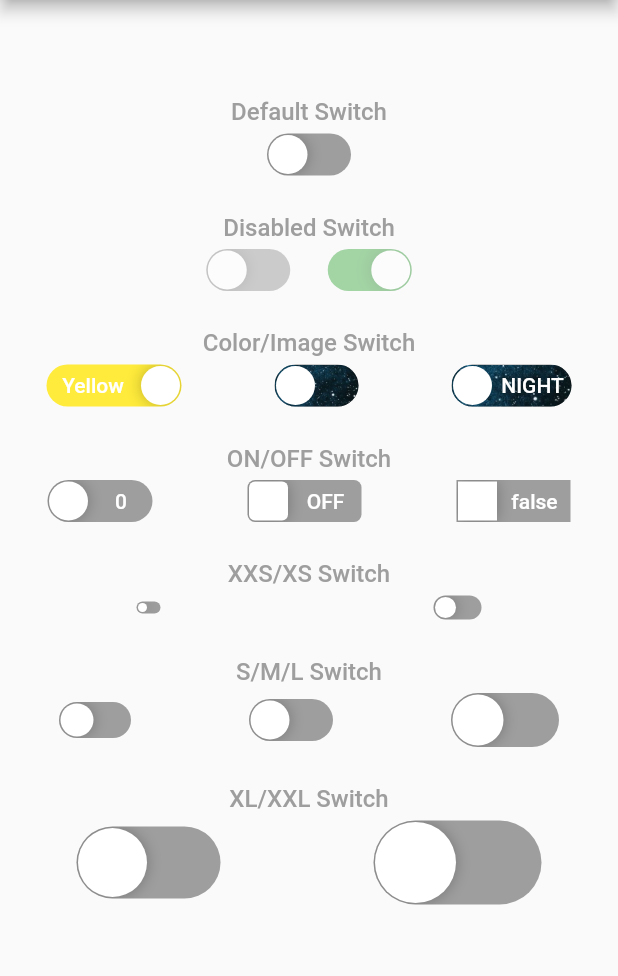
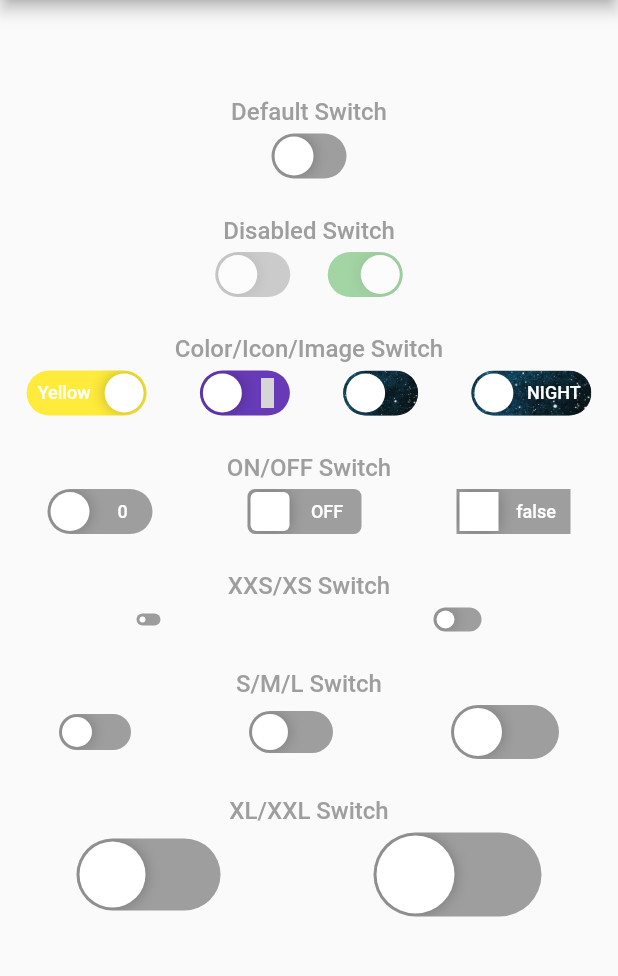
Before and after one commit to alex-melnyk/flutter_advanced_switch, a Flutter app: the screen it shows after launch, after a tap on "Yellow", on a phone screen of 412 x 824 dp, the part 84-1060 px from its top. Run offline on Flutter 3.47's test engine with Material 2 defaults, Android fonts, the phone set to English and light mode, and no system bars; our stand-ins replace flutter_icons; grey boxes are pictures that could not be loaded.

Commit message:
Adding icon implemented.

```diff
--- a/example/lib/main.dart
+++ b/example/lib/main.dart
@@ -1,5 +1,6 @@
 import 'package:flutter/material.dart';
 import 'package:flutter_advanced_switch/flutter_advanced_switch.dart';
+import 'package:flutter_icons/flutter_icons.dart';
 
 void main() {
   runApp(MyApp());
@@ -25,6 +26,7 @@ class _MyAppState extends State<MyApp> {
   bool _value12 = false;
   bool _value13 = false;
   bool _value14 = false;
+  bool _value15 = false;
 
   @override
   void initState() {
@@ -68,7 +70,7 @@ class _MyAppState extends State<MyApp> {
                     ),
                   ],
                 ),
-                _buildLabel('Color/Image Switch'),
+                _buildLabel('Color/Icon/Image Switch'),
                 Row(
                   mainAxisSize: MainAxisSize.max,
                   mainAxisAlignment: MainAxisAlignment.spaceAround,
@@ -76,12 +78,26 @@ class _MyAppState extends State<MyApp> {
                     AdvancedSwitch(
                       activeColor: Colors.yellow,
                       inactiveColor: Colors.indigo,
-                      activeLabel: 'Yellow',
-                      inactiveLabel: 'Indigo',
-                      width: 90,
+                      activeChild: Text('Yellow'),
+                      inactiveChild: Text('Indigo'),
+                      width: 80,
                       value: _value03,
                       onChanged: (value) => setState(() {
                         _value03 = value;
+                      }),
+                    ),
+                    AdvancedSwitch(
+                      activeChild: Icon(
+                        MaterialCommunityIcons.weather_sunny,
+                        color: Colors.blue,
+                      ),
+                      inactiveChild: Icon(MaterialCommunityIcons.weather_night),
+                      activeColor: Colors.yellowAccent,
+                      inactiveColor: Colors.deepPurple,
+                      width: 60,
+                      value: _value15,
+                      onChanged: (value) => setState(() {
+                        _value15 = value;
                       }),
                     ),
                     AdvancedSwitch(
@@ -95,8 +111,8 @@ class _MyAppState extends State<MyApp> {
                     AdvancedSwitch(
                       value: _value14,
                       width: 80,
-                      activeLabel: 'DAY',
-                      inactiveLabel: 'NIGHT',
+                      activeChild: Text('DAY'),
+                      inactiveChild: Text('NIGHT'),
                       activeImage: AssetImage('assets/images/day_sky.png'),
                       inactiveImage: AssetImage('assets/images/night_sky.jpg'),
                       onChanged: (value) => setState(() {
@@ -111,8 +127,8 @@ class _MyAppState extends State<MyApp> {
                   mainAxisAlignment: MainAxisAlignment.spaceAround,
                   children: [
                     AdvancedSwitch(
-                      activeLabel: '1',
-                      inactiveLabel: '0',
+                      activeChild: Text('1'),
+                      inactiveChild: Text('0'),
                       width: 70,
                       value: _value02,
                       onChanged: (value) => setState(() {
@@ -120,8 +136,8 @@ class _MyAppState extends State<MyApp> {
                       }),
                     ),
                     AdvancedSwitch(
-                      activeLabel: 'ON',
-                      inactiveLabel: 'OFF',
+                      activeChild: Text('ON'),
+                      inactiveChild: Text('OFF'),
                       borderRadius: BorderRadius.circular(5),
                       width: 76,
                       value: _value04,
@@ -130,8 +146,8 @@ class _MyAppState extends State<MyApp> {
                       }),
                     ),
                     AdvancedSwitch(
-                      activeLabel: 'true',
-                      inactiveLabel: 'false',
+                      activeChild: Text('true'),
+                      inactiveChild: Text('false'),
                       borderRadius: BorderRadius.zero,
                       width: 76,
                       value: _value05,
--- a/lib/flutter_advanced_switch.dart
+++ b/lib/flutter_advanced_switch.dart
@@ -7,32 +7,49 @@ class AdvancedSwitch extends StatefulWidget {
     @required this.value,
     this.activeColor = Colors.green,
     this.inactiveColor = Colors.grey,
-    this.activeLabel,
-    this.inactiveLabel,
-    this.activeTextStyle,
-    this.inactiveTextStyle,
+    this.activeChild,
+    this.inactiveChild,
     this.activeImage,
     this.inactiveImage,
-    this.borderRadius = const BorderRadius.all(const Radius.circular(14)),
-    this.width = 56.0,
-    this.height = 28.0,
+    this.borderRadius = const BorderRadius.all(const Radius.circular(15)),
+    this.width = 50.0,
+    this.height = 30.0,
     this.onChanged,
   })  : assert(value != null),
         super(key: key);
 
+  /// Determines current state.
   final bool value;
+
+  /// Determines background color for the active state.
+  final Color activeColor;
+
+  /// Determines background color for the inactive state.
+  final Color inactiveColor;
+
+  /// Determines label for the active state.
+  final Widget activeChild;
+
+  /// Determines label for the inactive state.
+  final Widget inactiveChild;
+
+  /// Determines background image for the active state.
+  final ImageProvider activeImage;
+
+  /// Determines background image for the inactive state.
+  final ImageProvider inactiveImage;
+
+  /// Determines border radius.
+  final BorderRadius borderRadius;
+
+  /// Determines width.
+  final double width;
+
+  /// Determines height.
+  final double height;
+
+  /// Called on interaction.
   final ValueChanged<bool> onChanged;
-  final Color activeColor;
-  final Color inactiveColor;
-  final String activeLabel;
-  final String inactiveLabel;
-  final TextStyle activeTextStyle;
-  final TextStyle inactiveTextStyle;
-  final ImageProvider activeImage;
-  final ImageProvider inactiveImage;
-  final BorderRadius borderRadius;
-  final double width;
-  final double height;
 
   @override
   _AdvancedSwitchState createState() => _AdvancedSwitchState();
@@ -41,8 +58,9 @@ class AdvancedSwitch extends StatefulWidget {
 class _AdvancedSwitchState extends State<AdvancedSwitch> with SingleTickerProviderStateMixin {
   final _duration = Duration(milliseconds: 250);
   AnimationController _animationController;
+  Animation<Offset> _slideAnimation;
   Animation<Color> _colorAnimation;
-  Animation<Offset> _positionAnimation;
+  double _thumbSize;
 
   @override
   void initState() {
@@ -50,7 +68,7 @@ class _AdvancedSwitchState extends State<AdvancedSwitch> with SingleTickerProvid
       vsync: this,
       duration: _duration,
       value: widget.value ? 1.0 : 0.0,
-        animationBehavior: AnimationBehavior.preserve);
+    );
 
     _initAnimation();
 
@@ -58,27 +76,29 @@ class _AdvancedSwitchState extends State<AdvancedSwitch> with SingleTickerProvid
   }
 
   void _initAnimation() {
-    _positionAnimation = Tween<Offset>(
-      begin: Offset(-(widget.width / 2) + (widget.height / 2), 0),
-      end: Offset((widget.width / 2) - (widget.height / 2), 0),
-    ).animate(CurvedAnimation(
+    _thumbSize = widget.height;
+    final offset = widget.width / 2 - _thumbSize / 2;
+
+    final animation = CurvedAnimation(
       parent: _animationController,
       curve: Curves.easeInOut,
-    ));
+    );
+
+    _slideAnimation = Tween<Offset>(
+      begin: Offset(-offset, 0),
+      end: Offset(offset, 0),
+    ).animate(animation);
 
     _colorAnimation = ColorTween(
       begin: widget.inactiveColor,
       end: widget.activeColor,
-    ).animate(CurvedAnimation(
-      parent: _animationController,
-      curve: Curves.easeInOut,
-    ));
+    ).animate(animation);
   }
 
   @override
   void didUpdateWidget(AdvancedSwitch oldWidget) {
     if (oldWidget.value == widget.value) {
-      return;
+      return super.didUpdateWidget(oldWidget);
     }
 
     if (widget.value) {
@@ -86,21 +106,16 @@ class _AdvancedSwitchState extends State<AdvancedSwitch> with SingleTickerProvid
     } else {
       _animationController.reverse();
     }
+
     super.didUpdateWidget(oldWidget);
   }
 
   @override
   Widget build(BuildContext context) {
-    final checked = widget.value;
-
-    final switchSize = widget.height;
-    final labelSize = widget.width - switchSize;
-    final contentSize = labelSize * 2 + switchSize;
-
     return GestureDetector(
-      onTap: widget.onChanged != null ? () => widget.onChanged(!checked) : null,
+      onTap: widget.onChanged != null ? () => widget.onChanged(!widget.value) : null,
       child: Opacity(
-        opacity: widget.onChanged != null ? 1 : 0.5,
+        opacity: widget.onChanged != null ? 1.0 : 0.5,
         child: AnimatedBuilder(
           animation: _animationController,
           builder: (_, child) {
@@ -122,32 +137,35 @@ class _AdvancedSwitchState extends State<AdvancedSwitch> with SingleTickerProvid
                 animation: _animationController,
                 builder: (context, child) {
                   return Transform.translate(
-                    offset: _positionAnimation.value,
+                    offset: _slideAnimation.value,
                     child: child,
                   );
                 },
-                child: OverflowBox(
-                  minWidth: contentSize,
-                  maxWidth: contentSize,
-                  child: Row(
-                    mainAxisSize: MainAxisSize.min,
-                    children: [
-                      _buildLabel(
-                        widget.activeLabel,
-                        labelSize,
-                      ),
-                      _buildThumb(switchSize),
-                      _buildLabel(
-                        widget.inactiveLabel,
-                        labelSize,
+                child: _buildSlider(),
               ),
             ],
           ),
         ),
       ),
+    );
+  }
+
+  Widget _buildSlider() {
+    final labelSize = widget.width - _thumbSize;
+    final containerSize = labelSize * 2 + _thumbSize;
+
+    return OverflowBox(
+      minWidth: containerSize,
+      maxWidth: containerSize,
+      minHeight: widget.height,
+      maxHeight: widget.height,
+      child: Row(
+        mainAxisSize: MainAxisSize.min,
+        children: [
+          _buildLabel(widget.activeChild, labelSize),
+          _buildThumb(),
+          _buildLabel(widget.inactiveChild, labelSize),
         ],
-          ),
-        ),
       ),
     );
   }
@@ -171,38 +189,33 @@ class _AdvancedSwitchState extends State<AdvancedSwitch> with SingleTickerProvid
     );
   }
 
-  Widget _buildLabel(
-    String value,
-    double labelSize, {
-    TextStyle textStyle,
-  }) {
-    return Container(
+  Widget _buildLabel(Widget child, double labelSize) {
+    return IconTheme(
+      data: IconThemeData(
+        color: Colors.white,
+        size: 20,
+      ),
+      child: DefaultTextStyle(
+        style: TextStyle(
+          color: Colors.white,
+          fontWeight: FontWeight.w500,
+          fontSize: 12,
+        ),
+        child: Container(
           width: labelSize,
           height: widget.height,
           alignment: Alignment.center,
-      child: Text(
-        value ?? '',
-        textAlign: TextAlign.center,
-        overflow: TextOverflow.clip,
-        maxLines: 1,
-        style: TextStyle(
-          fontWeight: FontWeight.w500,
-          color: Colors.white,
-        ).merge(textStyle),
+          child: child,
+        ),
       ),
     );
   }
 
-  Widget _buildThumb(double switchSize) {
-    final size = Size(
-      switchSize - 2,
-      switchSize - 2,
-    );
-
+  Widget _buildThumb() {
     return Container(
-      margin: EdgeInsets.all(1),
-      width: size.width,
-      height: size.height,
+      margin: EdgeInsets.all(2),
+      width: _thumbSize - 4,
+      height: _thumbSize - 4,
       decoration: BoxDecoration(
         color: Colors.white,
         borderRadius: widget.borderRadius.subtract(BorderRadius.circular(1)),
@@ -210,7 +223,7 @@ class _AdvancedSwitchState extends State<AdvancedSwitch> with SingleTickerProvid
           BoxShadow(
             color: Colors.black26,
             blurRadius: 8,
-          )
+          ),
         ],
       ),
     );
--- a/pubspec.yaml
+++ b/pubspec.yaml
@@ -14,6 +14,8 @@ dependencies:
   flutter:
     sdk: flutter
 
+  flutter_icons: any
+
 dev_dependencies:
   flutter_test:
     sdk: flutter
```
Also changed, not shown: SWITCH_OFF.jpg, SWITCH_ON.jpg, example/pubspec.lock, pubspec.lock. Lines whose indentation alone changed are shown as unchanged.
